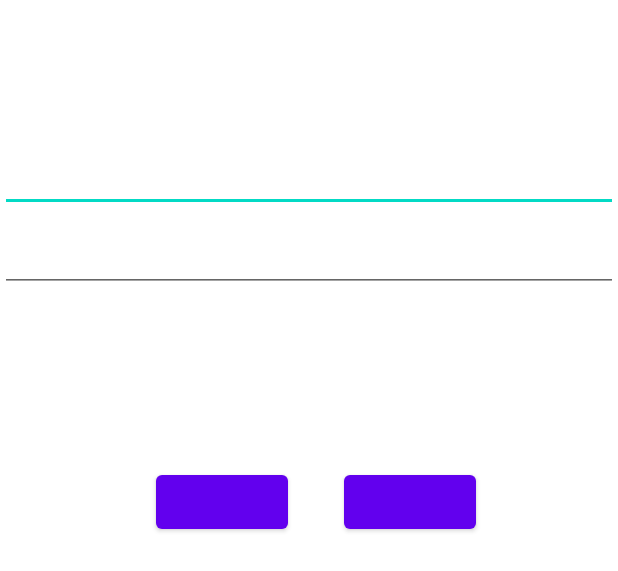
After one commit to maorsarusi/myPackageDeliver, an Android app: the layout activity_login.xml on its own in the app's theme, with its tools: preview values and no code run, on a phone screen of 412 x 824 dp. The commit adds this screen. Shown: the top 571 px of the screen. Run offline under Robolectric (Android 15) with nearby library versions, the phone set to English and light mode, and no system bars.

Commit message:
add register and login activity

```diff
--- /dev/null
+++ b/app/src/main/java/com/example/mypackagedeliver/models/User.kt
@@ -0,0 +1,4 @@
+package com.example.mypackagedeliver.models
+
+data class User(val username:String,val password:String) {
+}
--- a/app/src/main/java/com/example/mypackagedeliver/views/SplashActivity.kt
+++ b/app/src/main/java/com/example/mypackagedeliver/views/SplashActivity.kt
@@ -15,7 +15,7 @@ class SplashActivity : AppCompatActivity() {
         supportActionBar?.hide()
 
         Handler().postDelayed({
-          val intent = Intent (this@SplashActivity, Home::class.java)
+          val intent = Intent (this@SplashActivity, loginActivity::class.java)
           startActivity(intent)
             finish()
         },
--- /dev/null
+++ b/app/src/main/res/layout/activity_login.xml
@@ -0,0 +1,79 @@
+<?xml version="1.0" encoding="utf-8"?>
+<androidx.constraintlayout.widget.ConstraintLayout xmlns:android="http://schemas.android.com/apk/res/android"
+    xmlns:app="http://schemas.android.com/apk/res-auto"
+    xmlns:tools="http://schemas.android.com/tools"
+    android:layout_width="match_parent"
+    android:layout_height="match_parent"
+    tools:context=".views.loginActivity">
+    <EditText
+        android:id="@+id/username"
+        android:layout_width="0dp"
+        android:layout_height="wrap_content"
+        android:layout_marginTop="96dp"
+        android:hint="@string/prompt_email"
+        android:inputType="textEmailAddress"
+        android:selectAllOnFocus="true"
+        app:layout_constraintEnd_toEndOf="parent"
+        app:layout_constraintStart_toStartOf="parent"
+        app:layout_constraintTop_toTopOf="parent" />
+
+    <EditText
+        android:id="@+id/password"
+        android:layout_width="0dp"
+        android:layout_height="wrap_content"
+        android:layout_marginTop="8dp"
+        android:hint="@string/prompt_password"
+        android:imeActionLabel="@string/action_sign_in_short"
+        android:imeOptions="actionDone"
+        android:inputType="textPassword"
+        android:selectAllOnFocus="true"
+        app:layout_constraintEnd_toEndOf="parent"
+        app:layout_constraintStart_toStartOf="parent"
+        app:layout_constraintTop_toBottomOf="@+id/username" />
+
+    <Button
+        android:id="@+id/login"
+        android:layout_width="wrap_content"
+        android:layout_height="wrap_content"
+        android:layout_gravity="start"
+        android:layout_marginTop="16dp"
+        android:layout_marginBottom="64dp"
+        android:enabled="true"
+        android:text="@string/action_sign_in"
+        app:layout_constraintBottom_toBottomOf="parent"
+        app:layout_constraintEnd_toEndOf="parent"
+        app:layout_constraintHorizontal_bias="0.321"
+        app:layout_constraintStart_toStartOf="parent"
+        app:layout_constraintTop_toBottomOf="@+id/password"
+        app:layout_constraintVertical_bias="0.2" />
+
+    <Button
+        android:id="@+id/openRegisterActivity"
+        android:layout_width="wrap_content"
+        android:layout_height="wrap_content"
+        android:layout_gravity="start"
+        android:layout_marginTop="16dp"
+        android:layout_marginBottom="64dp"
+        android:enabled="true"
+        android:text="@string/register_now"
+        app:layout_constraintBottom_toBottomOf="parent"
+        app:layout_constraintEnd_toEndOf="parent"
+        app:layout_constraintHorizontal_bias="0.708"
+        app:layout_constraintStart_toStartOf="parent"
+        app:layout_constraintTop_toBottomOf="@+id/password"
+        app:layout_constraintVertical_bias="0.2" />
+
+    <ProgressBar
+        android:id="@+id/loading"
+        android:layout_width="wrap_content"
+        android:layout_height="wrap_content"
+        android:layout_gravity="center"
+        android:layout_marginTop="64dp"
+        android:layout_marginBottom="64dp"
+        android:visibility="gone"
+        app:layout_constraintBottom_toBottomOf="parent"
+        app:layout_constraintEnd_toEndOf="@+id/password"
+        app:layout_constraintStart_toStartOf="@+id/password"
+        app:layout_constraintTop_toTopOf="parent"
+        app:layout_constraintVertical_bias="0.3" />
+</androidx.constraintlayout.widget.ConstraintLayout>
--- a/app/src/main/res/values/strings.xml
+++ b/app/src/main/res/values/strings.xml
@@ -1,6 +1,11 @@
 <resources>
     <string name="app_name">my package deliver</string>
     <string name="storage"> insert package to store</string>
+    <string name="action_sign_in" />
+    <string name="prompt_password" />
+    <string name="action_sign_in_short" />
+    <string name="prompt_email" />
+    <string name="register_now" />
     <string-array name="package_type">
         <item>Envelop</item>
         <item>Small package</item>
```
Also changed, not shown: app/src/main/AndroidManifest.xml (+9 -2 lines), app/src/main/java/com/example/mypackagedeliver/views/loginActivity.kt (added, +47 -0 lines), app/src/main/java/com/example/mypackagedeliver/views/registerActivity.kt (added, +52 -0 lines), app/src/main/res/layout/activity_register.xml (added, +62 -0 lines), app/src/main/java/com/example/mypackagedeliver/Utils/UtilFunction.kt (added).
